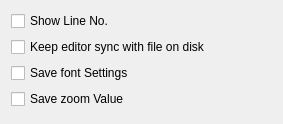
First picture: the form in snapcraft-qt/editor_settings.ui, repository snapcraft-gui/snapcraft-gui, before the edit.
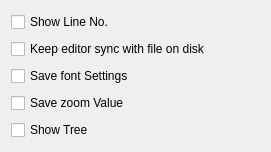
Second picture: the form after the edit.

Commit message: editor show-tree added

What changed in the file:
```diff
--- a/snapcraft-qt/editor_settings.ui
+++ b/snapcraft-qt/editor_settings.ui
@@ -6,8 +6,8 @@
    <rect>
     <x>0</x>
     <y>0</y>
-    <width>283</width>
-    <height>124</height>
+    <width>271</width>
+    <height>152</height>
    </rect>
   </property>
   <property name="windowTitle">
@@ -42,6 +42,13 @@
      </property>
     </widget>
    </item>
+   <item>
+    <widget class="QCheckBox" name="show_tree">
+     <property name="text">
+      <string>Show Tree</string>
+     </property>
+    </widget>
+   </item>
   </layout>
  </widget>
  <resources/>
```
